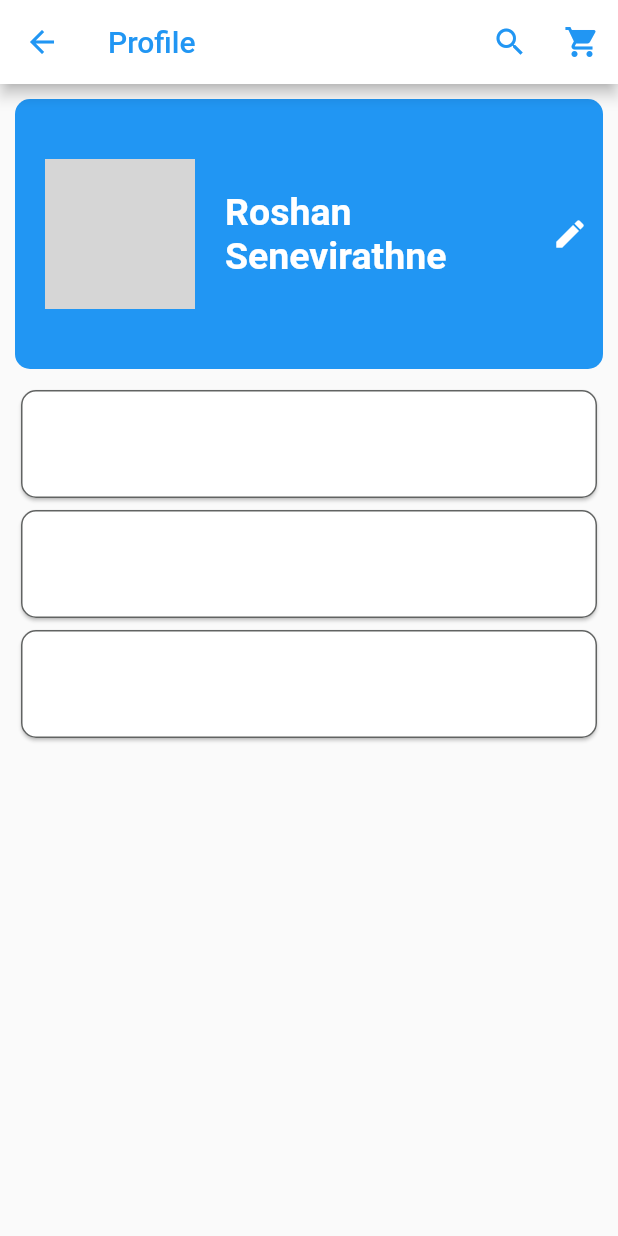
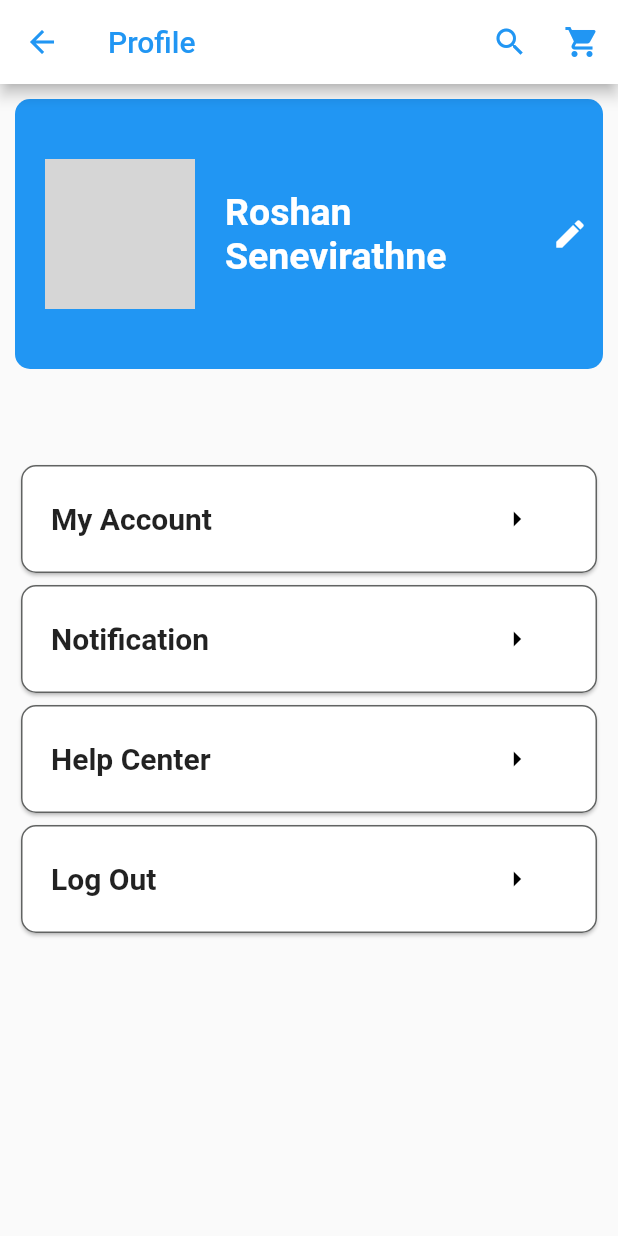
Before and after one commit to Zen-99/I-want, a Flutter app: the Profile screen opened directly, on a phone screen of 412 x 824 dp. Run offline on Flutter 3.47's test engine with Material 2 defaults, Android fonts, the phone set to English and light mode, and no system bars; drawn by our look-alikes of flutter_profile_picture; our stand-ins replace carousel_slider, cloud_firestore, dropdown_button2, firebase_auth, firebase_core, image_picker and 1 more; missing offline and left inert: comment_box, flutter_timer_countdown; accounts and stored records are empty; grey boxes are pictures that could not be loaded.

Commit message:
logout functionality added and Profile UI completed

```diff
--- a/lib/screens/home/cart/cart.dart
+++ b/lib/screens/home/cart/cart.dart
@@ -94,7 +94,7 @@ class _CartState extends State<Cart> {
                   Container(
                     width: double.infinity,
                     margin: EdgeInsets.fromLTRB(10, 5, 10, 4),
-                    child:Text('Rs.${price}',style: TextStyle(fontWeight: FontWeight.bold,fontSize: 20)),
+                    child:Text('Rs.${price}0',style: TextStyle(fontWeight: FontWeight.bold,fontSize: 20)),
                   ),
               ],
               ),
--- a/lib/screens/home/profile/profile.dart
+++ b/lib/screens/home/profile/profile.dart
@@ -3,6 +3,8 @@ import 'package:flutter/material.dart';
 import 'package:flutter/src/widgets/container.dart';
 import 'package:flutter/src/widgets/framework.dart';
 import 'package:flutter_profile_picture/flutter_profile_picture.dart';
+import 'package:firebase_auth/firebase_auth.dart';
+import 'package:i_want/screens/authentication/authenticatr.dart';
 
 class Profile extends StatefulWidget {
   const Profile({super.key});
@@ -12,7 +14,17 @@ class Profile extends StatefulWidget {
 }
 
 class _ProfileState extends State<Profile> {
-    Widget info()=>Container(
+    final FirebaseAuth _auth = FirebaseAuth.instance;
+
+    Widget info(String title)=>GestureDetector(
+        onTap: () =>{
+          if(title=="Log Out"){
+             _auth.signOut(),
+              Navigator.push(context,MaterialPageRoute(builder: (context) => Authenticate()))
+          }
+
+        },
+        child:Container(
         child:Card(
             shape: RoundedRectangleBorder(
               side: BorderSide(
@@ -20,16 +32,34 @@ class _ProfileState extends State<Profile> {
               ),
               borderRadius: BorderRadius.circular(10.0), //<-- SEE HERE
             ),
-      child:Column(
+          child:Row(
             children:[
-
+              Container(
+                margin: EdgeInsets.fromLTRB(20,0,10,0),
+                width:(MediaQuery.of(context).size.width*2/3),
+                child: Text(title,style: TextStyle(fontWeight: FontWeight.bold,fontSize: 20)),
+              ),
+              Container(
+                width:(MediaQuery.of(context).size.width/8),
+                child:IconButton(
+                  icon: Icon(
+                    Icons.arrow_right,
+                    color: Colors.black,
+                  ),
+                  onPressed: () {
+                    // do something
+                  },
+                ) ,
+              )
           ]
           ),
         ),
         margin: EdgeInsets.fromLTRB(10,0,10,0),
         width:(MediaQuery.of(context).size.width),
         height:80,
+      )
     );
+
   @override
   Widget build(BuildContext context) {
 
@@ -98,15 +128,17 @@ class _ProfileState extends State<Profile> {
                       color: Colors.white,
                     ),
                     onPressed: () {
-                      // do something
+
                     },
                   ),
                 ],
               )
             ),
-            info(),
-            info(),
-            info()
+            SizedBox(height: 50,),
+            info("My Account"),
+            info("Notification"),
+            info("Help Center"),
+            info("Log Out"),
           ],
         ),
 
```
Lines whose indentation alone changed are shown as unchanged.
